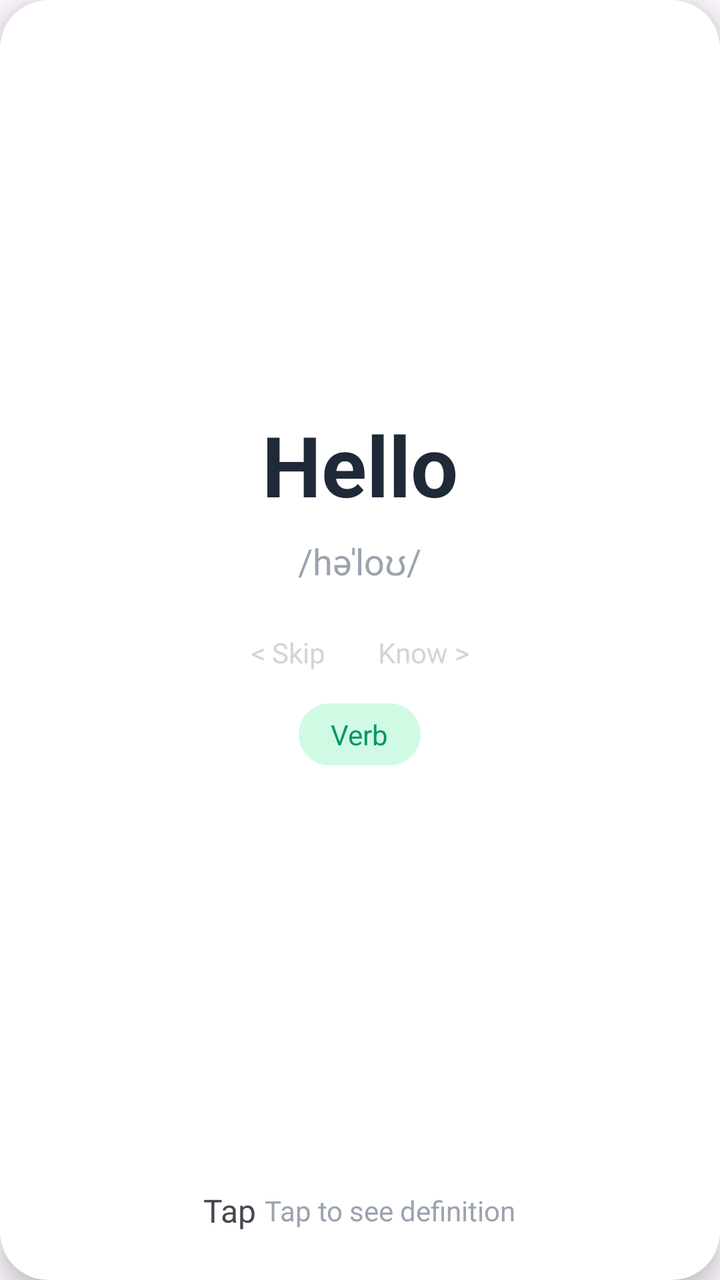
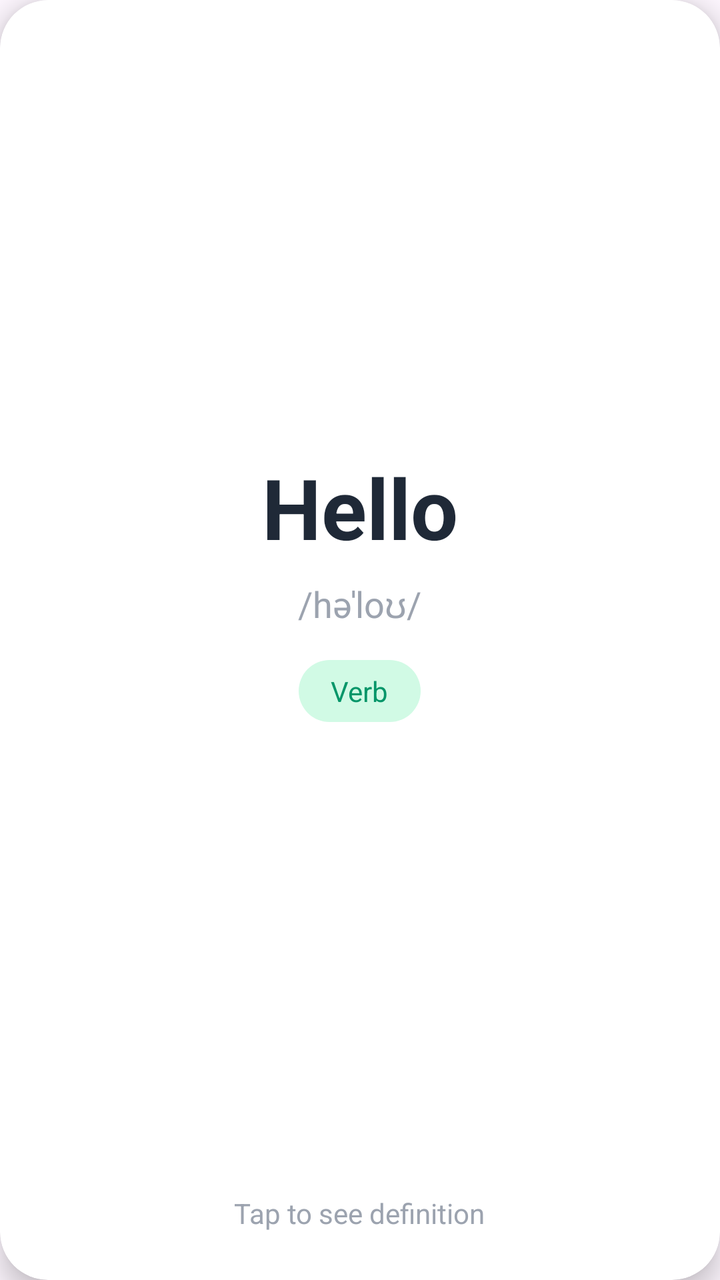

Compare the two renders of this Android layout. The source of the first and the diff that turns it into the second are given below.
<!-- AndroidManifest.xml: application theme Theme.LearnEnglish -->
<!-- res/layout/item_vocab_card.xml -->
<?xml version="1.0" encoding="utf-8"?>
<androidx.cardview.widget.CardView xmlns:android="http://schemas.android.com/apk/res/android"
    xmlns:app="http://schemas.android.com/apk/res-auto"
    android:layout_width="match_parent"
    android:layout_height="match_parent"
    app:cardBackgroundColor="#FFFFFF"
    app:cardCornerRadius="24dp"
    app:cardElevation="8dp">

    <RelativeLayout
        android:layout_width="match_parent"
        android:layout_height="match_parent"
        android:padding="24dp">

        
        <LinearLayout
            android:id="@+id/centerContent"
            android:layout_width="wrap_content"
            android:layout_height="wrap_content"
            android:layout_centerInParent="true"
            android:gravity="center"
            android:orientation="vertical">

            <TextView
                android:id="@+id/tvEnglishWord"
                android:layout_width="wrap_content"
                android:layout_height="wrap_content"
                android:text="Hello"
                android:textColor="#1F2937"
                android:textSize="42sp"
                android:textStyle="bold" />

            <TextView
                android:id="@+id/tvPhonetic"
                android:layout_width="wrap_content"
                android:layout_height="wrap_content"
                android:layout_marginTop="8dp"
                android:text="/həˈloʊ/"
                android:textColor="#9CA3AF"
                android:textSize="18sp" />

            
            <LinearLayout
                android:layout_width="match_parent"
                android:layout_height="wrap_content"
                android:layout_marginTop="24dp"
                android:orientation="horizontal">
                <TextView
                    android:layout_width="0dp"
                    android:layout_height="wrap_content"
                    android:layout_weight="1"
                    android:text="&lt; Skip"
                    android:textColor="#D1D5DB"
                    android:textSize="14sp" />
                <TextView
                    android:layout_width="0dp"
                    android:layout_height="wrap_content"
                    android:layout_weight="1"
                    android:gravity="end"
                    android:text="Know &gt;"
                    android:textColor="#D1D5DB"
                    android:textSize="14sp" />
            </LinearLayout>

            
            <TextView
                android:id="@+id/tvWordType"
                android:layout_width="wrap_content"
                android:layout_height="wrap_content"
                android:layout_marginTop="16dp"
                android:background="@drawable/bg_badge_mint"
                android:paddingStart="16dp"
                android:paddingEnd="16dp"
                android:paddingTop="6dp"
                android:paddingBottom="6dp"
                android:text="Verb"
                android:textColor="#059669"
                android:textSize="14sp" />

            
            <TextView
                android:id="@+id/tvVietnameseMeaning"
                android:layout_width="wrap_content"
                android:layout_height="wrap_content"
                android:layout_marginTop="16dp"
                android:text="Xin chào"
                android:textColor="#3B82F6"
                android:textSize="28sp"
                android:textStyle="bold"
                android:visibility="invisible" />
        </LinearLayout>

        
        <LinearLayout
            android:id="@+id/tapHintLayout"
            android:layout_width="wrap_content"
            android:layout_height="wrap_content"
            android:layout_alignParentBottom="true"
            android:layout_centerHorizontal="true"
            android:gravity="center"
            android:orientation="horizontal">

            <TextView
                android:layout_width="wrap_content"
                android:layout_height="wrap_content"
                android:text="Tap"
                android:textSize="16sp" />

            <TextView
                android:id="@+id/tvTapHint"
                android:layout_width="wrap_content"
                android:layout_height="wrap_content"
                android:layout_marginStart="4dp"
                android:text="Tap to see definition"
                android:textColor="#9CA3AF"
                android:textSize="14sp" />
        </LinearLayout>
    </RelativeLayout>

</androidx.cardview.widget.CardView>
<!-- resources referenced by this layout -->
<resources>
  <!-- drawable bg_badge_mint (drawable) -->
  <?xml version="1.0" encoding="utf-8"?>
  <shape xmlns:android="http://schemas.android.com/apk/res/android"
      android:shape="rectangle">
      <solid android:color="#D1FAE5" />
      <corners android:radius="16dp" />
  </shape>
  <style name="Theme.LearnEnglish" parent="Base.Theme.LearnEnglish" />
  <style name="Base.Theme.LearnEnglish" parent="Theme.Material3.DayNight.NoActionBar">
          
          
      </style>
</resources>

<!-- the commit's change to res/layout/item_vocab_card.xml (unified diff, before → after) -->
@@ -39,28 +39,7 @@
                 android:textColor="#9CA3AF"
                 android:textSize="18sp" />
 
-            
-            <LinearLayout
-                android:layout_width="match_parent"
-                android:layout_height="wrap_content"
-                android:layout_marginTop="24dp"
-                android:orientation="horizontal">
-                <TextView
-                    android:layout_width="0dp"
-                    android:layout_height="wrap_content"
-                    android:layout_weight="1"
-                    android:text="&lt; Skip"
-                    android:textColor="#D1D5DB"
-                    android:textSize="14sp" />
-                <TextView
-                    android:layout_width="0dp"
-                    android:layout_height="wrap_content"
-                    android:layout_weight="1"
-                    android:gravity="end"
-                    android:text="Know &gt;"
-                    android:textColor="#D1D5DB"
-                    android:textSize="14sp" />
-            </LinearLayout>
+
 
             
             <TextView
@@ -91,30 +70,15 @@
         </LinearLayout>
 
         
-        <LinearLayout
-            android:id="@+id/tapHintLayout"
+        <TextView
+            android:id="@+id/tvTapHint"
             android:layout_width="wrap_content"
             android:layout_height="wrap_content"
             android:layout_alignParentBottom="true"
             android:layout_centerHorizontal="true"
-            android:gravity="center"
-            android:orientation="horizontal">
-
-            <TextView
-                android:layout_width="wrap_content"
-                android:layout_height="wrap_content"
-                android:text="Tap"
-                android:textSize="16sp" />
-
-            <TextView
-                android:id="@+id/tvTapHint"
-                android:layout_width="wrap_content"
-                android:layout_height="wrap_content"
-                android:layout_marginStart="4dp"
-                android:text="Tap to see definition"
-                android:textColor="#9CA3AF"
-                android:textSize="14sp" />
-        </LinearLayout>
+            android:text="Tap to see definition"
+            android:textColor="#9CA3AF"
+            android:textSize="14sp" />
     </RelativeLayout>
 
 </androidx.cardview.widget.CardView>
